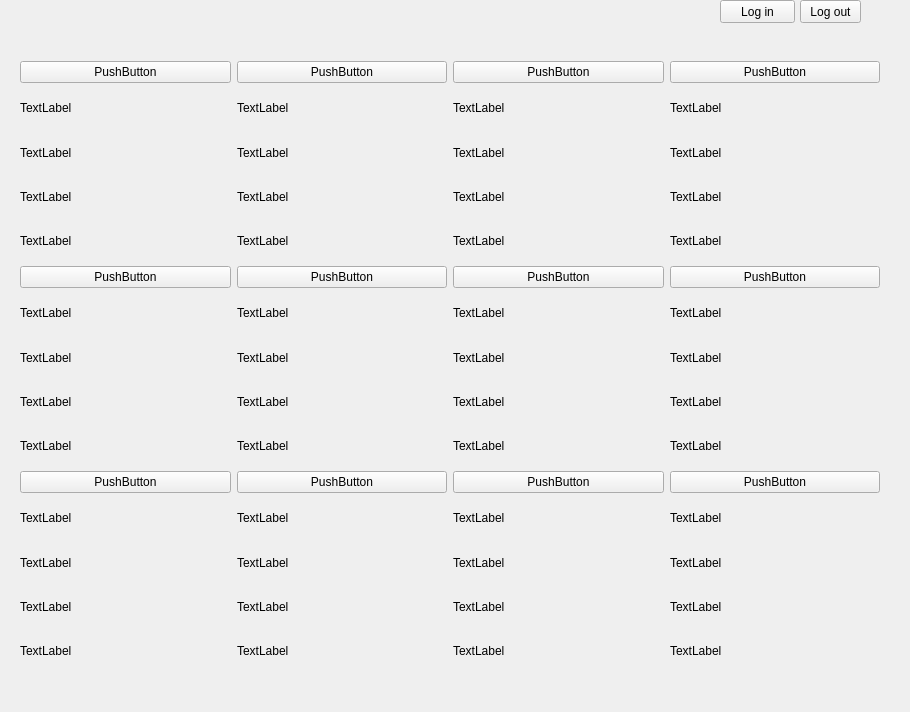
Old version of the form libdash/qtsampleplayer/ondemandgui.ui in the repository sunRainPenguin/libdash-adaptation.
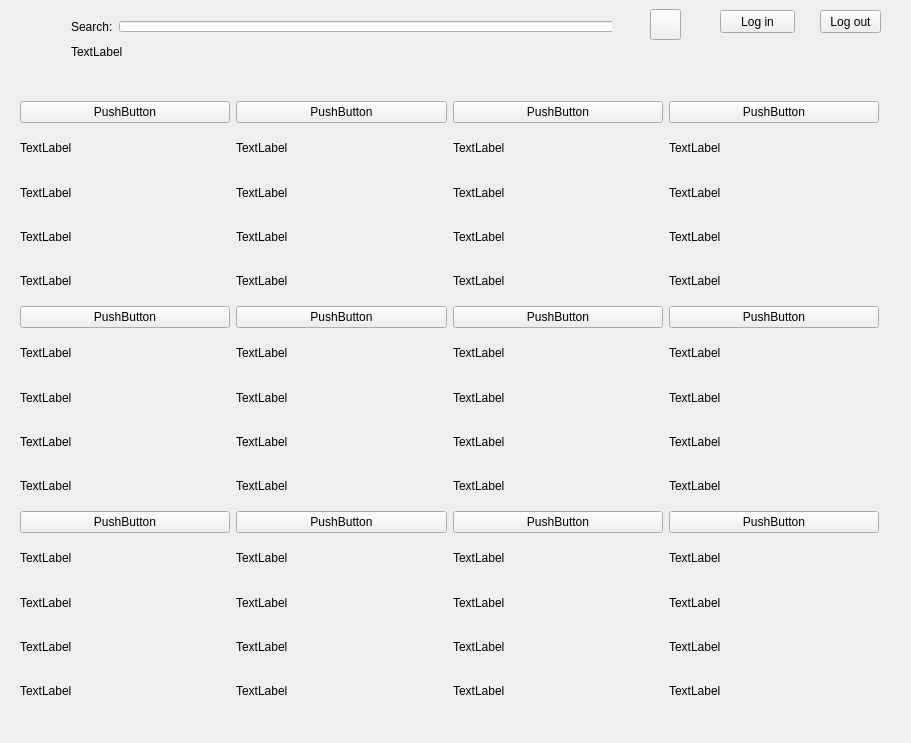
New version of the form. Custom widgets are drawn as their Qt base class.

Commit message: Add search function

The edit to the form file:
```diff
--- a/libdash/qtsampleplayer/ondemandgui.ui
+++ b/libdash/qtsampleplayer/ondemandgui.ui
@@ -6,8 +6,8 @@
    <rect>
     <x>0</x>
     <y>0</y>
-    <width>910</width>
-    <height>712</height>
+    <width>911</width>
+    <height>743</height>
    </rect>
   </property>
   <property name="windowTitle">
@@ -16,8 +16,8 @@
   <widget class="QPushButton" name="button_logout">
    <property name="geometry">
     <rect>
-     <x>800</x>
-     <y>0</y>
+     <x>820</x>
+     <y>10</y>
      <width>61</width>
      <height>23</height>
     </rect>
@@ -30,7 +30,7 @@
    <property name="geometry">
     <rect>
      <x>720</x>
-     <y>0</y>
+     <y>10</y>
      <width>75</width>
      <height>23</height>
     </rect>
@@ -43,8 +43,8 @@
    <property name="geometry">
     <rect>
      <x>20</x>
-     <y>50</y>
-     <width>871</width>
+     <y>90</y>
+     <width>870</width>
      <height>631</height>
     </rect>
    </property>
@@ -522,6 +522,92 @@
     </item>
    </layout>
   </widget>
+  <widget class="QPushButton" name="button_search">
+   <property name="geometry">
+    <rect>
+     <x>650</x>
+     <y>9</y>
+     <width>31</width>
+     <height>31</height>
+    </rect>
+   </property>
+   <property name="maximumSize">
+    <size>
+     <width>16777215</width>
+     <height>16777215</height>
+    </size>
+   </property>
+   <property name="styleSheet">
+    <string notr="true"/>
+   </property>
+   <property name="text">
+    <string/>
+   </property>
+  </widget>
+  <widget class="QWidget" name="">
+   <property name="geometry">
+    <rect>
+     <x>60</x>
+     <y>10</y>
+     <width>552</width>
+     <height>54</height>
+    </rect>
+   </property>
+   <layout class="QVBoxLayout" name="verticalLayout">
+    <property name="spacing">
+     <number>10</number>
+    </property>
+    <item>
+     <layout class="QHBoxLayout" name="horizontalLayout">
+      <item>
+       <widget class="QLabel" name="label">
+        <property name="maximumSize">
+         <size>
+          <width>50</width>
+          <height>16777215</height>
+         </size>
+        </property>
+        <property name="text">
+         <string>Search:</string>
+        </property>
+       </widget>
+      </item>
+      <item>
+       <widget class="QLineEdit" name="lineEdit_search">
+        <property name="minimumSize">
+         <size>
+          <width>500</width>
+          <height>0</height>
+         </size>
+        </property>
+        <property name="maximumSize">
+         <size>
+          <width>500</width>
+          <height>16777215</height>
+         </size>
+        </property>
+        <property name="maxLength">
+         <number>32768</number>
+        </property>
+       </widget>
+      </item>
+     </layout>
+    </item>
+    <item>
+     <widget class="QLabel" name="label_search_state">
+      <property name="minimumSize">
+       <size>
+        <width>0</width>
+        <height>20</height>
+       </size>
+      </property>
+      <property name="text">
+       <string>TextLabel</string>
+      </property>
+     </widget>
+    </item>
+   </layout>
+  </widget>
  </widget>
  <layoutdefault spacing="6" margin="11"/>
  <customwidgets>
```
Left out of the diff: 4 changed lines with no effect on the pictures. The commit also changes 19 other files.
